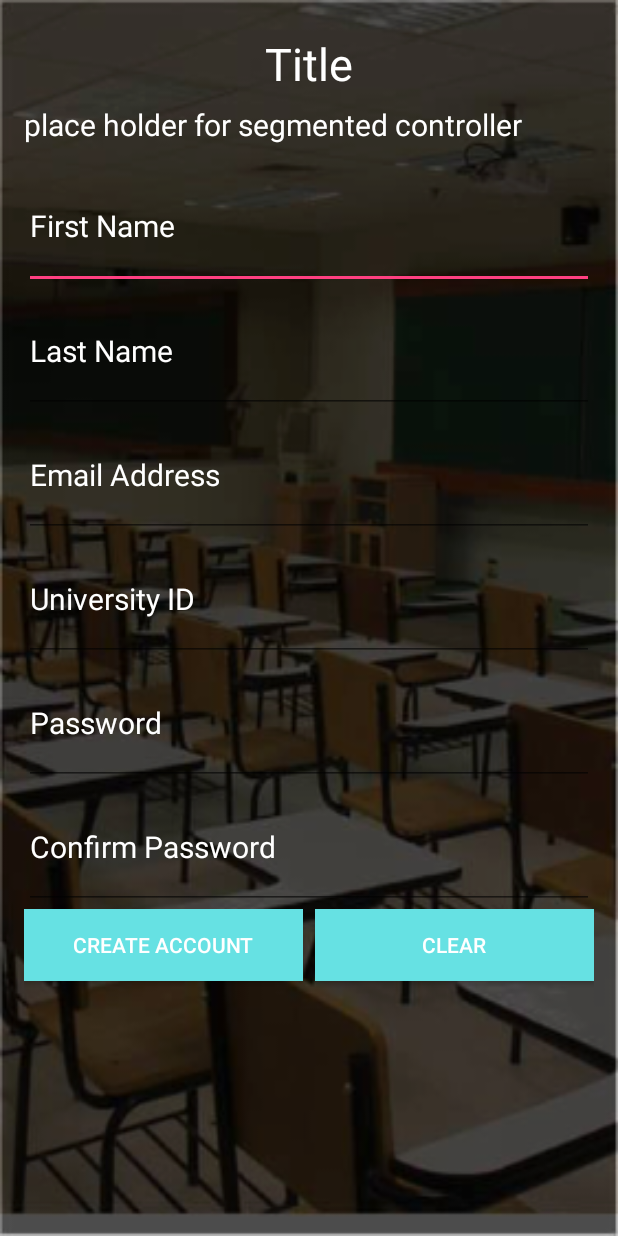
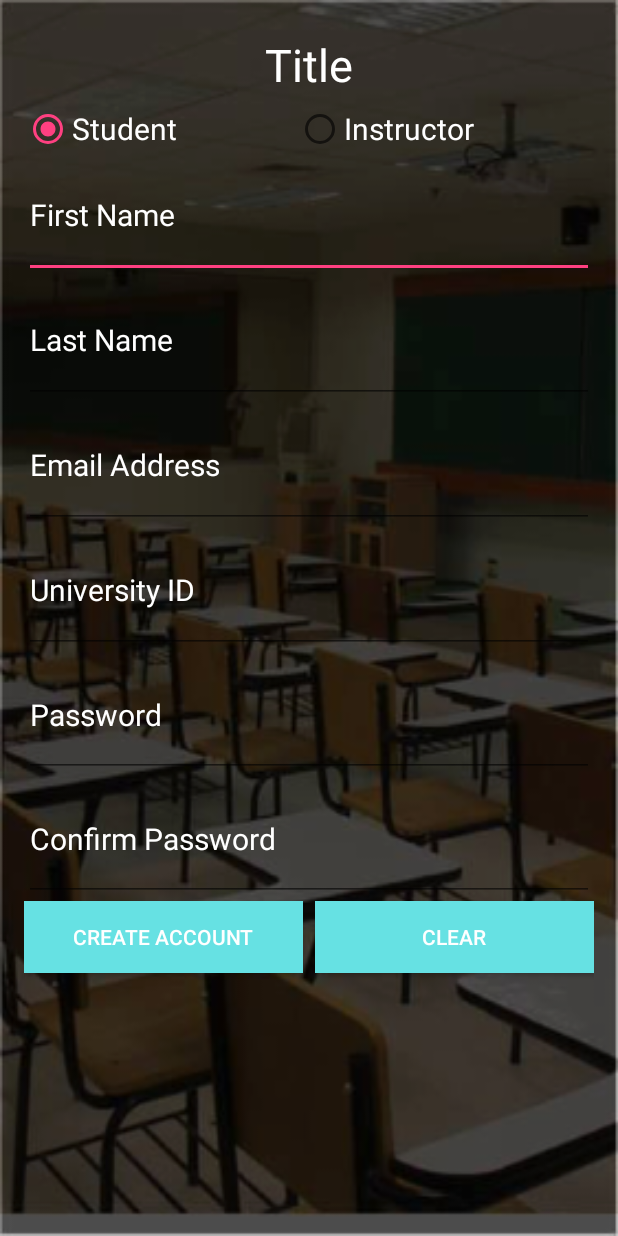
Before and after one commit to jerryweb/Experiential-Learning-Center-ELC-Roll-Call, an Android app: the layout activity_register.xml on its own in the app's theme, with its tools: preview values and no code run, on a phone screen of 412 x 824 dp. Run offline under Robolectric (Android 15) with nearby library versions, the phone set to English and light mode, and no system bars.

Commit message:
Finished the Android Mockup Yesterday

```diff
--- a/ELCAppAndroid/app/src/main/res/layout/activity_register.xml
+++ b/ELCAppAndroid/app/src/main/res/layout/activity_register.xml
@@ -20,15 +20,30 @@
         android:layout_gravity="center_horizontal"
         android:layout_weight=".2" />
 
-    <TextView
+    <LinearLayout
+        android:orientation="horizontal"
         android:layout_width="fill_parent"
-        android:layout_height="53dp"
-        android:text="place holder for segmented controller"
-        android:id="@+id/textView2"
-        android:layout_gravity="center_horizontal"
-        android:textSize="20sp"
-        android:textColor="@color/white"
-        android:layout_weight=".1" />
+        android:layout_height="wrap_content">
+
+        <RadioButton
+            android:layout_width="wrap_content"
+            android:layout_height="wrap_content"
+            android:text="Student"
+            android:id="@+id/radioButton"
+            android:layout_weight=".5"
+            android:textColor="@color/white"
+            android:textSize="@dimen/text_medium_size"
+            android:checked="true" />
+
+        <RadioButton
+            android:layout_width="wrap_content"
+            android:layout_height="wrap_content"
+            android:text="Instructor"
+            android:id="@+id/radioButton2"
+            android:layout_weight=".5"
+            android:textColor="@color/white"
+            android:textSize="@dimen/text_medium_size" />
+    </LinearLayout>
 
     <LinearLayout
         android:orientation="vertical"
@@ -144,4 +159,12 @@
                 android:layout_marginLeft="4dp" />
         </LinearLayout>
     </LinearLayout>
+
+    <ProgressBar
+        style="?android:attr/progressBarStyleHorizontal"
+        android:layout_width="wrap_content"
+        android:layout_height="wrap_content"
+        android:id="@+id/progressBar"
+        android:layout_gravity="right"
+        android:layout_weight=".2" />
 </LinearLayout>
```
Also changed, not shown: ELCAppAndroid/app/src/main/res/layout/activity_class_management.xml (added, +28 -0 lines), ELCAppAndroid/app/src/main/res/layout/activity_professor_manage_courses.xml (renamed from ELCAppAndroid/app/src/main/res/layout/activity_student_manage_courses.xml, +9 -1 lines), ELCAppAndroid/app/src/main/res/layout/item_course.xml (added, +62 -0 lines), ELCAppAndroid/app/src/main/res/layout/item_course_files.xml (added, +73 -0 lines).
